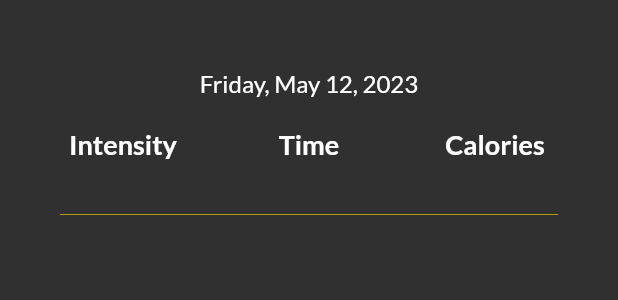
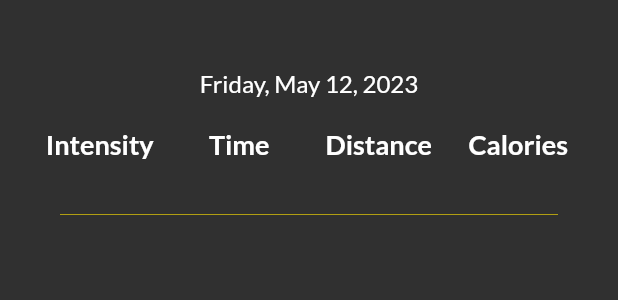
Before and after one commit to hubertgredzinski/workout_log, a Flutter app: the CardioTraining widget shown alone on an empty page, opened directly with empty values, on a phone screen of 412 x 824 dp. Shown: the top 300 px of the screen. Run offline on Flutter 3.47's test engine with Material 2 defaults, Android fonts, the phone set to English and light mode, and no system bars; our stand-ins replace bloc, cloud_firestore, dio, firebase_auth, firebase_core, flutter_bloc and 5 more; missing offline and left inert: flutterfire_ui; accounts and stored records are empty; generated files the repository leaves out were written again.

Commit message:
Add new parametr to cardio history -> distance

```diff
--- a/lib/data/cardio_history_data_source.dart
+++ b/lib/data/cardio_history_data_source.dart
@@ -33,6 +33,7 @@ class CardioHistoryDataSource {
     DateTime date,
     String? intensity,
     String? kcal,
+    String? distance,
   ) {
     final userID = FirebaseAuth.instance.currentUser?.uid;
     if (userID == null) {
@@ -49,6 +50,7 @@ class CardioHistoryDataSource {
         'date': date,
         'intensity': intensity,
         'kcal': kcal,
+        'distance': distance,
       },
     );
   }
--- a/lib/domain/models/cardio_history_model.dart
+++ b/lib/domain/models/cardio_history_model.dart
@@ -5,14 +5,14 @@ part 'cardio_history_model.freezed.dart';
 @freezed
 class CardioHistoryModel with _$CardioHistoryModel {
   const CardioHistoryModel._();
-  factory CardioHistoryModel({
-    required String id,
-    required String type,
-    required String time,
-    required DateTime date,
-    required String intensity,
-    required String kcal,
-  }) = _CardioHistoryModel;
+  factory CardioHistoryModel(
+      {required String id,
+      required String type,
+      required String time,
+      required DateTime date,
+      required String intensity,
+      required String kcal,
+      required String distance}) = _CardioHistoryModel;
   String dateFromatted() {
     return DateFormat.yMMMMEEEEd().format(date);
   }
--- a/lib/domain/repositories/cardio_history_repository.dart
+++ b/lib/domain/repositories/cardio_history_repository.dart
@@ -19,6 +19,7 @@ class CardioRepository {
               date: (document['date'] as Timestamp).toDate(),
               intensity: document['intensity'].toString(),
               kcal: document['kcal'].toString(),
+              distance: document['distance'].toString(),
             );
           },
         ).toList();
@@ -36,7 +37,8 @@ class CardioRepository {
     DateTime date,
     String? intensity,
     String? kcal,
+    String? distance,
   ) {
-    return cardioDataSource.add(type, time, date, intensity!, kcal!);
+    return cardioDataSource.add(type, time, date, intensity!, kcal!, distance!);
   }
 }
--- a/lib/features/add_cardio_training/cubit/add_cardio_training_cubit.dart
+++ b/lib/features/add_cardio_training/cubit/add_cardio_training_cubit.dart
@@ -18,9 +18,10 @@ class AddCardioTrainingCubit extends Cubit<AddCardioTrainingState> {
     DateTime date,
     String? intensity,
     String? kcal,
+    String? distance,
   ) async {
     try {
-      await _cardioRepository.add(type, time, date, intensity, kcal);
+      await _cardioRepository.add(type, time, date, intensity, kcal, distance);
       emit(
         AddCardioTrainingState(
           status: Status.success,
--- a/lib/features/history/cardio_history/cardio_history_page.dart
+++ b/lib/features/history/cardio_history/cardio_history_page.dart
@@ -135,12 +135,29 @@ class CardioTraining extends StatelessWidget {
                 child: Column(
                   children: [
                     Text(
+                      'Distance',
+                      style: GoogleFonts.lato(
+                          fontSize: 18, fontWeight: FontWeight.bold),
+                    ),
+                    const SizedBox(height: 5),
+                    Text(
+                      cardioDocument.distance.toString(),
+                    )
+                  ],
+                ),
+              ),
+              Expanded(
+                child: Column(
+                  children: [
+                    Text(
                       'Calories',
                       style: GoogleFonts.lato(
                           fontSize: 18, fontWeight: FontWeight.bold),
                     ),
                     const SizedBox(height: 5),
-                    Text(cardioDocument.kcal),
+                    Text(
+                      cardioDocument.kcal.toString(),
+                    ),
                   ],
                 ),
               ),
```
Also changed, not shown: lib/features/add_cardio_training/add_cardio_training.dart (+20 -3 lines), lib/data/weather_remote_data_source.g.dart, lib/domain/models/cardio_history_model.freezed.dart, lib/domain/models/weather_model.g.dart.
